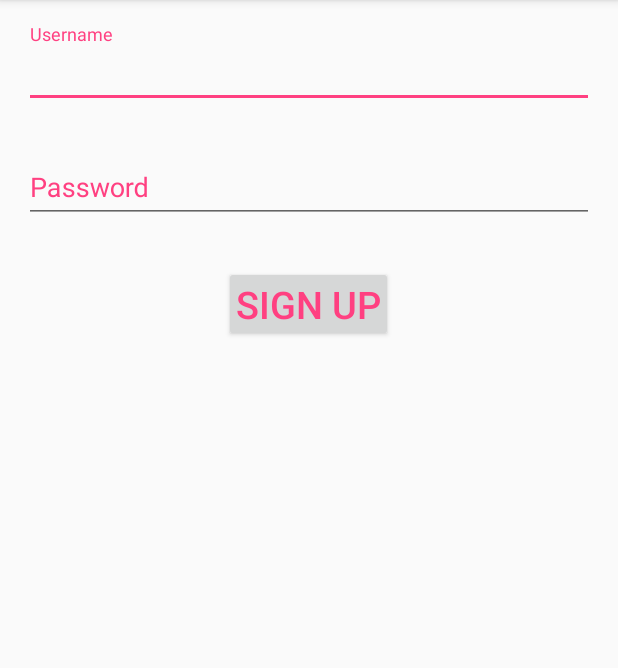
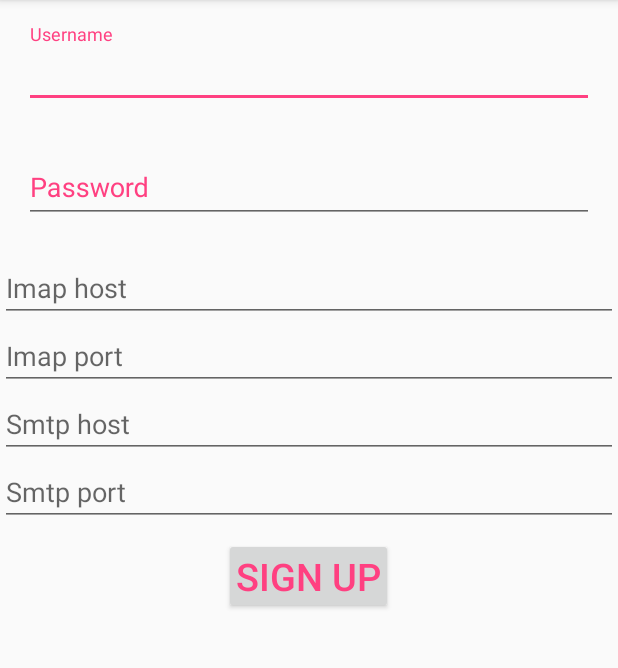
Before and after one commit to GauravChaddha1996/Rakshak, an Android app: the RegisterActivity screen opened directly, with no data from a screen before it, on a phone screen of 412 x 824 dp, the part 84-752 px from its top. Run offline under Robolectric (Android 15) with nearby library versions, the light colour scheme and no system bars; our stand-ins replace ButterKnife; libraries missing offline, so code that uses them is left out: devliving.online.securedpreferencestore, rx.android.schedulers, rx.schedulers.

Commit message:
Updated imap stuff

```diff
--- a/app/src/main/java/com/sih/rakshak/RegisterActivity.java
+++ b/app/src/main/java/com/sih/rakshak/RegisterActivity.java
@@ -48,6 +48,14 @@ public class RegisterActivity extends AppCompatActivity {
     TextInputLayout passwordTil;
     @BindView(R.id.signup_button)
     Button signupButton;
+    @BindView(R.id.imaphost)
+    EditText imaphost;
+    @BindView(R.id.imapPort)
+    EditText imapPort;
+    @BindView(R.id.smtphost)
+    EditText smtphost;
+    @BindView(R.id.smtpPort)
+    EditText smtpPort;
 
     @Override
     protected void onCreate(Bundle savedInstanceState) {
@@ -179,8 +187,10 @@ public class RegisterActivity extends AppCompatActivity {
             SecuredPreferenceStore prefStore = SecuredPreferenceStore.getSharedInstance(getApplicationContext());
             prefStore.edit().putString("username", username.getText().toString()).apply();
             prefStore.edit().putString("password", password.getText().toString()).apply();
-            Log.d("tag",username.getText().toString());
-            Log.d("tag",password.getText().toString());
+            prefStore.edit().putString("imaphost", imaphost.getText().toString()).apply();
+            prefStore.edit().putString("imapport", imapPort.getText().toString()).apply();
+            prefStore.edit().putString("smtphost", smtphost.getText().toString()).apply();
+            prefStore.edit().putString("smtpport", smtpPort.getText().toString()).apply();
         } catch (IOException e) {
             e.printStackTrace();
         } catch (CertificateException e) {
--- a/app/src/main/res/layout/activity_register.xml
+++ b/app/src/main/res/layout/activity_register.xml
@@ -50,6 +50,34 @@
                 android:inputType="textPassword" />
         </android.support.design.widget.TextInputLayout>
 
+        <EditText
+            android:id="@+id/imaphost"
+            android:layout_width="match_parent"
+            android:layout_height="wrap_content"
+            android:hint="Imap host"
+            android:inputType="text" />
+
+        <EditText
+            android:id="@+id/imapPort"
+            android:layout_width="match_parent"
+            android:layout_height="wrap_content"
+            android:hint="Imap port"
+            android:inputType="number" />
+
+        <EditText
+            android:id="@+id/smtphost"
+            android:layout_width="match_parent"
+            android:layout_height="wrap_content"
+            android:hint="Smtp host"
+            android:inputType="text" />
+
+        <EditText
+            android:id="@+id/smtpPort"
+            android:layout_width="match_parent"
+            android:layout_height="wrap_content"
+            android:hint="Smtp port"
+            android:inputType="number" />
+
         <Button
             android:id="@+id/signup_button"
             android:layout_width="wrap_content"
```
Also changed, not shown: app/src/main/java/com/sih/rakshak/features/CONSTANTS.java (+46 -1 lines), app/src/main/java/com/sih/rakshak/features/Utils.java (+10 -9 lines), app/src/main/java/com/sih/rakshak/features/inbox/InboxPresenter.java (+5 -5 lines), app/src/main/java/com/sih/rakshak/features/sendmail/SendMailActivity.java (+3 -9 lines).
